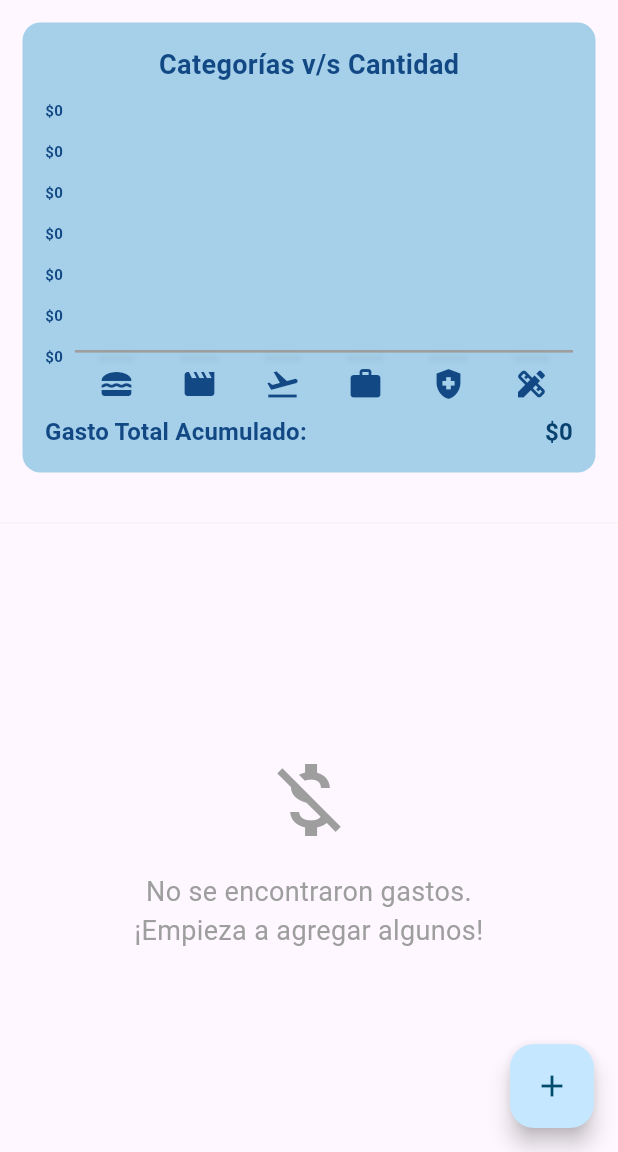
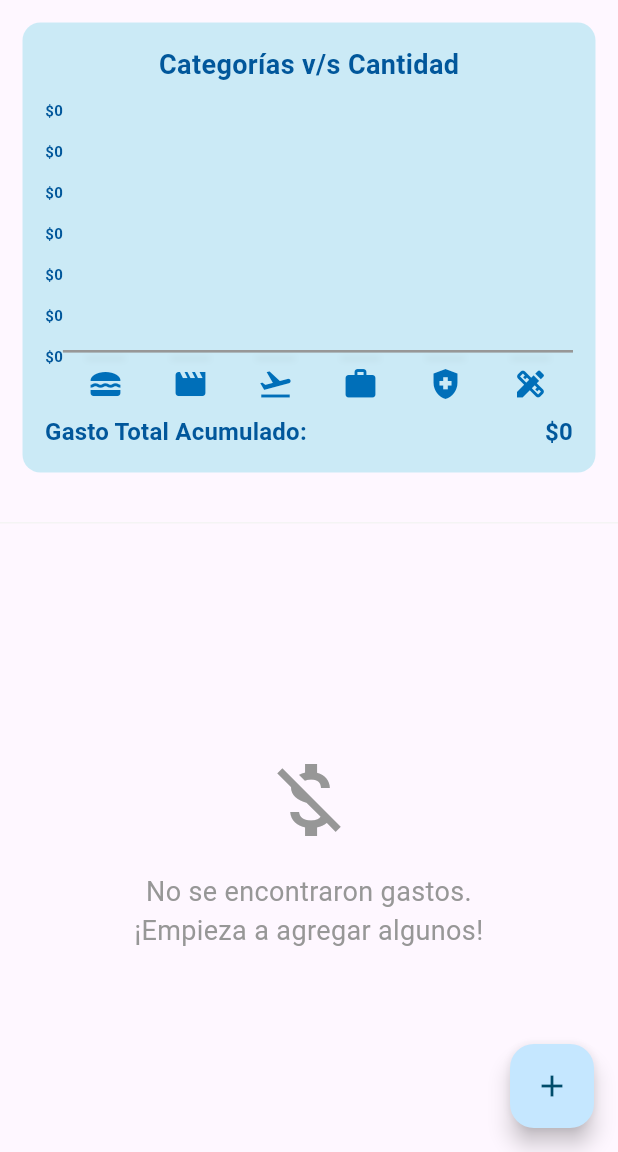
Before and after one commit to cvlciifer/app_wallet, a Flutter app: the Expenses screen opened by its route, on a phone screen of 412 x 824 dp, the part 84-1236 px from its top. Run offline on Flutter 3.47's test engine with Material 3 defaults, Android fonts, the phone set to English and light mode, and no system bars; our stand-ins replace cloud_firestore, firebase_auth, firebase_core, fl_chart, font_awesome_flutter; accounts and stored records are empty.

Commit message:
Cambios en la organizacion de codigo

```diff
--- a/lib/Library/main_library.dart
+++ b/lib/Library/main_library.dart
@@ -49,3 +49,4 @@ export 'package:app_wallet/components/styles/spacing.dart';
 export 'package:app_wallet/components/buttons/aw_button.dart';
 export 'package:app_wallet/components/detail_expense_content.dart';
 export 'package:app_wallet/utils/extensions.dart';
+export 'package:app_wallet/components/loaders/wallet_loader.dart';
--- a/lib/components/empty_state.dart
+++ b/lib/components/empty_state.dart
@@ -1,26 +1,26 @@
-import 'package:flutter/material.dart';
+import 'package:app_wallet/Library/main_library.dart';
 
 class EmptyState extends StatelessWidget {
   const EmptyState({Key? key}) : super(key: key);
 
   @override
   Widget build(BuildContext context) {
-    return Center(
+    return const Center(
       child: Column(
         mainAxisAlignment: MainAxisAlignment.center,
         children: [
           Icon(
             Icons.money_off, // Icono de "sin dinero"
-            size: 64,
-            color: Colors.grey,
+            size: AwSize.s64,
+            color: AwColors.grey,
           ),
-          const SizedBox(height: 16),
-          const Text(
+          AwSpacing.m,
+          Text(
             'No se encontraron gastos.\n¡Empieza a agregar algunos!',
             textAlign: TextAlign.center,
             style: TextStyle(
-              fontSize: 18,
-              color: Colors.grey,
+              fontSize: AwSize.s18,
+              color: AwColors.grey,
             ),
           ),
         ],
--- a/lib/components/styles/colors.dart
+++ b/lib/components/styles/colors.dart
@@ -5,10 +5,16 @@ class AwColors {
   static const Color white = Color(0xFFFFFFFF);
   static const Color black = Color(0xFF595B5A);
   static const Color blue = Color(0xFF006FB9);
+  static const Color cyan = Color(0xFF00B8D4);
+  static const Color lightBlue = Color(0xFF40C4FF);
+  static const Color darkBlue = Color(0xFF01579B);
+  static const Color blueGrey = Color(0xFF90A4AE);
+  static const Color purple = Color(0xFF6F00B8);
   static const Color grey = Color(0xFF979797);
   static const Color greyLight = Color(0xFFF4F4F4);
   static const Color green = Color(0xFF00953A);
   static const Color red = Color(0xFFF40034);
+  static const Color orange = Color(0xFFFFA500);
   static const Color yellow = Color(0xFFF7D700);
   static const Color lightOrange = Color(0xFFFFB514);
   static const Color notificationGrey = Color(0xF4F4F4F4);
@@ -27,7 +33,13 @@ class AwColors {
     'grey': AwColors.grey,
     'green': AwColors.green,
     'black': AwColors.black,
+    'cyan': AwColors.cyan,
+    'lightBlue': AwColors.lightBlue,
+    'darkBlue': AwColors.darkBlue,
+    'blueGrey': AwColors.blueGrey,
+    'purple': AwColors.purple,
     'red': AwColors.red,
+    'orange': AwColors.orange,
     'notificationGrey': AwColors.notificationGrey,
     'modalRed': AwColors.modalRed,
     'modalBlue': AwColors.modalBlue,
--- a/lib/components/styles/sizes.dart
+++ b/lib/components/styles/sizes.dart
@@ -86,6 +86,9 @@ class AwSize {
   /// Size: 160 px
   static const s160 = 160.0;
 
+  /// Size: 300 px
+  static const s300 = 300.0;
+
   /// Size: 10%
   static const p10 = 0.1;
 
--- a/lib/components/styles/spacing.dart
+++ b/lib/components/styles/spacing.dart
@@ -8,6 +8,9 @@ class AwSpacing {
 
   /// Size: 8 px
   static const SizedBox s = SizedBox(height: 8);
+
+  /// Size: 10 px
+  static const SizedBox s10 = SizedBox(height: 10);
 
   /// Size: 16 px
   static const SizedBox m = SizedBox(height: 16);
--- a/lib/components/widgets/card_expense.dart
+++ b/lib/components/widgets/card_expense.dart
@@ -26,14 +26,14 @@ class TotalExpensesCard extends StatelessWidget {
               'Gasto Total Acumulado:',
               style: Theme.of(context).textTheme.titleMedium!.copyWith(
                     fontWeight: FontWeight.bold,
-                    color: const Color.fromARGB(255, 8, 64, 110),
+                    color: AwColors.blue,
                   ),
             ),
             Text(
               '\$${formatNumber(totalExpenses)}',
               style: Theme.of(context).textTheme.titleMedium!.copyWith(
                     fontWeight: FontWeight.bold,
-                    color: const Color.fromARGB(255, 8, 64, 110),
+                    color: AwColors.blue,
                   ),
             ),
           ],
--- a/lib/components/widgets/chart/chart.dart
+++ b/lib/components/widgets/chart/chart.dart
@@ -41,17 +41,17 @@ class Chart extends StatelessWidget {
   Color getColorForCategory(Category category) {
     switch (category) {
       case Category.comida:
-        return const Color.fromARGB(255, 54, 118, 158);
+        return AwColors.darkBlue;
       case Category.ocio:
-        return const Color.fromARGB(255, 5, 71, 95);
+        return AwColors.darkBlue;
       case Category.viajes:
-        return const Color(0xFF88B0BF);
+        return AwColors.darkBlue;
       case Category.trabajo:
-        return const Color.fromARGB(255, 11, 106, 128);
+        return AwColors.darkBlue;
       case Category.servicios:
-        return Color.fromARGB(255, 65, 154, 159);
+        return AwColors.darkBlue;
       default:
-        return const Color.fromARGB(255, 12, 140, 187);
+        return AwColors.darkBlue;
     }
   }
 
@@ -61,10 +61,11 @@ class Chart extends StatelessWidget {
       margin: const EdgeInsets.all(15),
       padding: const EdgeInsets.symmetric(vertical: 15, horizontal: 15),
       width: double.maxFinite,
-      height: 300,
+      height: AwSize.s300,
       decoration: BoxDecoration(
         borderRadius: BorderRadius.circular(12),
-        color: Color.fromARGB(255, 166, 208, 234),
+        // ignore: deprecated_member_use
+        color: AwColors.cyan.withOpacity(0.2),
       ),
       child: Column(
         children: [
@@ -74,10 +75,10 @@ class Chart extends StatelessWidget {
             style: TextStyle(
               fontSize: 18,
               fontWeight: FontWeight.bold,
-              color: Color.fromARGB(255, 18, 73, 132),
+              color: AwColors.darkBlue,
             ),
           ),
-          const SizedBox(height: 10), // Espacio entre el título y el gráfico
+          AwSpacing.s10, // Espacio entre el título y el gráfico
           Expanded(
             child: Row(
               crossAxisAlignment: CrossAxisAlignment.end,
@@ -92,14 +93,15 @@ class Chart extends StatelessWidget {
                       return Text(
                         formatNumber(value),
                         style: const TextStyle(
-                          fontWeight: FontWeight.bold,
-                            color: const Color.fromARGB(255, 18, 73, 132), fontSize: 10),
+                            fontWeight: FontWeight.bold,
+                            color: AwColors.darkBlue,
+                            fontSize: AwSize.s10),
                       );
                     }),
-                    const SizedBox(height: 10),
+                    AwSpacing.s10,
                   ],
                 ),
-                const SizedBox(width: 8),
+                AwSpacing.s,
 
                 Expanded(
                   child: Column(
@@ -124,7 +126,7 @@ class Chart extends StatelessWidget {
                           ),
                         ),
                       ),
-                      const SizedBox(height: 10),
+                      AwSpacing.s10,
                       Row(
                         mainAxisAlignment: MainAxisAlignment.spaceBetween,
                         children: buckets.map((bucket) {
@@ -133,7 +135,7 @@ class Chart extends StatelessWidget {
                               width: 40,
                               child: Icon(
                                 categoryIcons[bucket.category],
-                                color: const Color.fromARGB(255, 18, 73, 132),
+                                color: AwColors.blue,
                               ),
                             ),
                           );
@@ -153,14 +155,14 @@ class Chart extends StatelessWidget {
                 'Gasto Total Acumulado:',
                 style: Theme.of(context).textTheme.titleMedium!.copyWith(
                       fontWeight: FontWeight.bold,
-                      color: const Color.fromARGB(255, 18, 73, 132),
+                      color: AwColors.darkBlue,
                     ),
               ),
               Text(
                 formatNumber(totalExpenses),
                 style: Theme.of(context).textTheme.titleMedium!.copyWith(
                       fontWeight: FontWeight.bold,
-                      color: const Color.fromARGB(255, 8, 64, 110),
+                      color: AwColors.darkBlue,
                     ),
               ),
             ],
@@ -179,7 +181,8 @@ class ChartPainter extends CustomPainter {
   @override
   void paint(Canvas canvas, Size size) {
     Paint paint = Paint()
-      ..color = Colors.grey.withOpacity(0.5)
+      // ignore: deprecated_member_use
+      ..color = AwColors.grey.withOpacity(0.5)
       ..strokeWidth = 1.5;
 
     // Determine the number of lines and their positions
--- a/lib/components/widgets/chart/chart_bar.dart
+++ b/lib/components/widgets/chart/chart_bar.dart
@@ -13,7 +13,8 @@ class ChartBar extends StatelessWidget {
   @override
   Widget build(BuildContext context) {
     return Padding(
-      padding: const EdgeInsets.symmetric(horizontal: 16), // Ajuste del padding horizontal
+      padding: const EdgeInsets.symmetric(
+          horizontal: 16), // Ajuste del padding horizontal
       child: FractionallySizedBox(
         heightFactor: fill, // De 0 a 1
         child: DecoratedBox(
@@ -22,7 +23,8 @@ class ChartBar extends StatelessWidget {
             borderRadius: BorderRadius.circular(6),
             boxShadow: [
               BoxShadow(
-                color: Colors.black.withOpacity(0.1),
+                // ignore: deprecated_member_use
+                color: AwColors.black.withOpacity(0.1),
                 spreadRadius: 1,
                 blurRadius: 3,
                 offset: const Offset(0, 5),
--- a/lib/screens/estadisticas_screen.dart
+++ b/lib/screens/estadisticas_screen.dart
@@ -45,7 +45,7 @@ class _EstadisticasScreenState extends State<EstadisticasScreen> {
         .map((bucket) {
       return {
         'category': bucket.category.name,
-        'amount': bucket.totalExpenses as double,
+        'amount': bucket.totalExpenses,
       };
     }).toList();
 
--- a/lib/screens/expenses.dart
+++ b/lib/screens/expenses.dart
@@ -206,10 +206,10 @@ class _ExpensesState extends State<Expenses> {
               ],
             ),
       floatingActionButton: FloatingActionButton(
-        focusColor: const Color.fromARGB(255, 18, 73, 132),
+        focusColor: AwColors.darkBlue,
         onPressed: _openAddExpenseOverlay,
+        tooltip: 'Agregar gasto',
         child: const Icon(Icons.add),
-        tooltip: 'Agregar gasto',
       ),
     );
   }
--- a/lib/services_bd/login_provider.dart
+++ b/lib/services_bd/login_provider.dart
@@ -1,5 +1,4 @@
 import 'package:app_wallet/library/main_library.dart';
-import 'package:firebase_auth/firebase_auth.dart';
 
 class LoginProvider extends ChangeNotifier {
   final FirebaseAuth _auth = FirebaseAuth.instance;
```
Also changed, not shown: lib/components/loaders/wallet_loader.dart (added, +43 -0 lines), lib/components/log_out.dart (+14 -11 lines), lib/screens/inicio.dart (+5 -3 lines), lib/screens/new_expense_screen.dart (+19 -8 lines).
